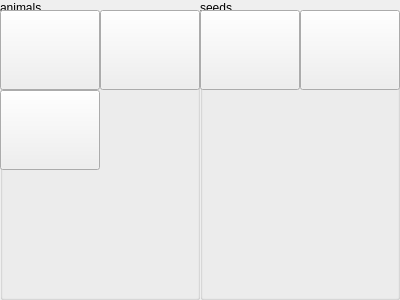
Above: farming/selection.ui from MeHunter2004/Farming before the change. Below: the same form after it.
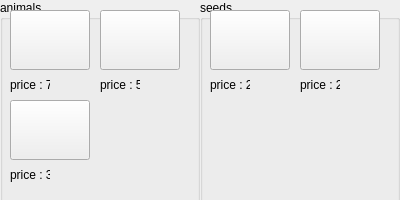
That is the form after the change. Icons and pictures are not drawn.

```diff
--- a/farming/selection.ui
+++ b/farming/selection.ui
@@ -7,7 +7,7 @@
     <x>0</x>
     <y>0</y>
     <width>400</width>
-    <height>300</height>
+    <height>200</height>
    </rect>
   </property>
   <property name="windowTitle">
@@ -28,10 +28,10 @@
    <widget class="QPushButton" name="cow_pushButton">
     <property name="geometry">
      <rect>
-      <x>0</x>
+      <x>10</x>
       <y>10</y>
-      <width>100</width>
-      <height>80</height>
+      <width>80</width>
+      <height>60</height>
      </rect>
     </property>
     <property name="styleSheet">
@@ -46,8 +46,8 @@
      <rect>
       <x>100</x>
       <y>10</y>
-      <width>100</width>
-      <height>80</height>
+      <width>80</width>
+      <height>60</height>
      </rect>
     </property>
     <property name="styleSheet">
@@ -60,10 +60,10 @@
    <widget class="QPushButton" name="chicken_pushButton">
     <property name="geometry">
      <rect>
-      <x>0</x>
-      <y>90</y>
-      <width>100</width>
-      <height>80</height>
+      <x>10</x>
+      <y>100</y>
+      <width>80</width>
+      <height>60</height>
      </rect>
     </property>
     <property name="styleSheet">
@@ -73,6 +73,93 @@
      <string/>
     </property>
    </widget>
+   <widget class="QLabel" name="label">
+    <property name="geometry">
+     <rect>
+      <x>10</x>
+      <y>75</y>
+      <width>40</width>
+      <height>20</height>
+     </rect>
+    </property>
+    <property name="text">
+     <string>price : 7</string>
+    </property>
+   </widget>
+   <widget class="QLabel" name="label_2">
+    <property name="geometry">
+     <rect>
+      <x>50</x>
+      <y>75</y>
+      <width>20</width>
+      <height>20</height>
+     </rect>
+    </property>
+    <property name="styleSheet">
+     <string notr="true">image: url(:/new/prefix1/images12/coin.png);</string>
+    </property>
+    <property name="text">
+     <string/>
+    </property>
+   </widget>
+   <widget class="QLabel" name="label_3">
+    <property name="geometry">
+     <rect>
+      <x>100</x>
+      <y>75</y>
+      <width>40</width>
+      <height>20</height>
+     </rect>
+    </property>
+    <property name="text">
+     <string>price : 5</string>
+    </property>
+   </widget>
+   <widget class="QLabel" name="label_4">
+    <property name="geometry">
+     <rect>
+      <x>10</x>
+      <y>165</y>
+      <width>40</width>
+      <height>20</height>
+     </rect>
+    </property>
+    <property name="text">
+     <string>price : 3</string>
+    </property>
+   </widget>
+   <widget class="QLabel" name="label_7">
+    <property name="geometry">
+     <rect>
+      <x>50</x>
+      <y>165</y>
+      <width>20</width>
+      <height>20</height>
+     </rect>
+    </property>
+    <property name="styleSheet">
+     <string notr="true">image: url(:/new/prefix1/images12/coin.png);</string>
+    </property>
+    <property name="text">
+     <string/>
+    </property>
+   </widget>
+   <widget class="QLabel" name="label_8">
+    <property name="geometry">
+     <rect>
+      <x>140</x>
+      <y>75</y>
+      <width>20</width>
+      <height>20</height>
+     </rect>
+    </property>
+    <property name="styleSheet">
+     <string notr="true">image: url(:/new/prefix1/images12/coin.png);</string>
+    </property>
+    <property name="text">
+     <string/>
+    </property>
+   </widget>
   </widget>
   <widget class="QGroupBox" name="seeds_groupBox">
    <property name="geometry">
@@ -89,10 +176,10 @@
    <widget class="QPushButton" name="wheat_pushButton">
     <property name="geometry">
      <rect>
-      <x>0</x>
+      <x>10</x>
       <y>10</y>
-      <width>100</width>
-      <height>80</height>
+      <width>80</width>
+      <height>60</height>
      </rect>
     </property>
     <property name="styleSheet">
@@ -107,8 +194,8 @@
      <rect>
       <x>100</x>
       <y>10</y>
-      <width>100</width>
-      <height>80</height>
+      <width>80</width>
+      <height>60</height>
      </rect>
     </property>
     <property name="styleSheet">
@@ -118,6 +205,64 @@
      <string/>
     </property>
    </widget>
+   <widget class="QLabel" name="label_5">
+    <property name="geometry">
+     <rect>
+      <x>100</x>
+      <y>75</y>
+      <width>40</width>
+      <height>20</height>
+     </rect>
+    </property>
+    <property name="text">
+     <string>price : 2</string>
+    </property>
+   </widget>
+   <widget class="QLabel" name="label_6">
+    <property name="geometry">
+     <rect>
+      <x>10</x>
+      <y>75</y>
+      <width>40</width>
+      <height>20</height>
+     </rect>
+    </property>
+    <property name="text">
+     <string>price : 2</string>
+    </property>
+   </widget>
+   <widget class="QLabel" name="label_9">
+    <property name="geometry">
+     <rect>
+      <x>140</x>
+      <y>75</y>
+      <width>20</width>
+      <height>20</height>
+     </rect>
+    </property>
+    <property name="styleSheet">
+     <string notr="true">image: url(:/new/prefix1/images12/coin.png);</string>
+    </property>
+    <property name="text">
+     <string/>
+    </property>
+   </widget>
+   <widget class="QLabel" name="label_10">
+    <property name="geometry">
+     <rect>
+      <x>50</x>
+      <y>75</y>
+      <width>20</width>
+      <height>20</height>
+     </rect>
+    </property>
+    <property name="styleSheet">
+     <string notr="true">image: url(:/new/prefix1/images12/coin.png);</string>
+    </property>
+    <property name="text">
+     <string/>
+    </property>
+   </widget>
   </widget>
  </widget>
  <resources/>
```
Left out of the diff: 5 changed lines with no effect on the pictures.
